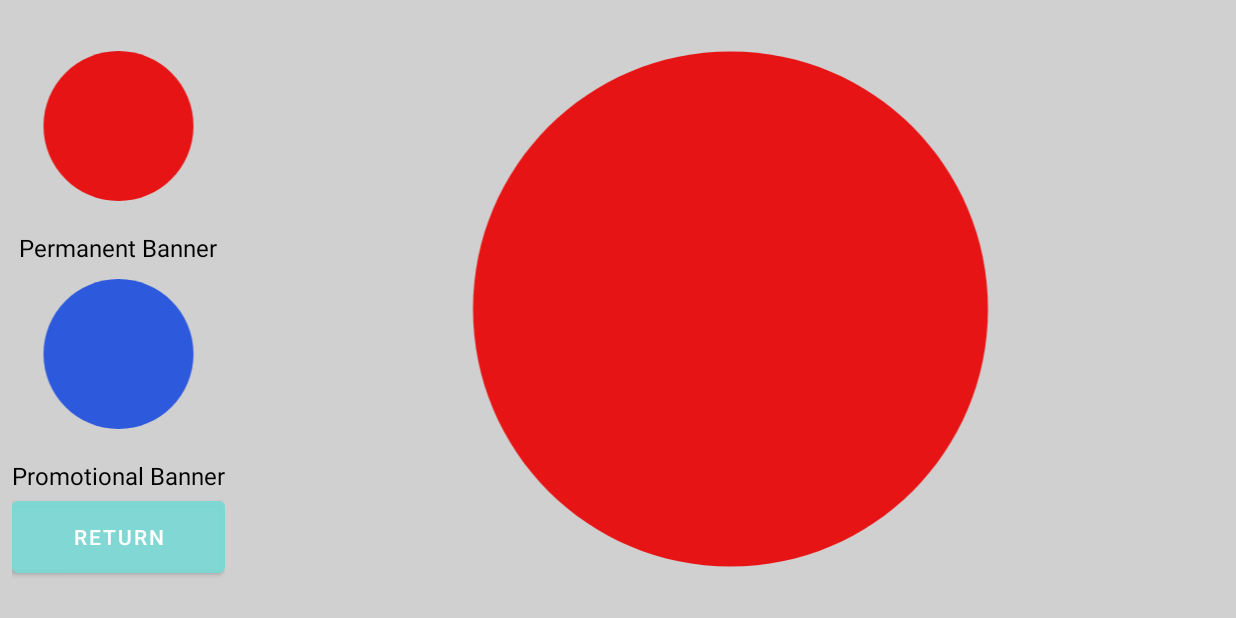
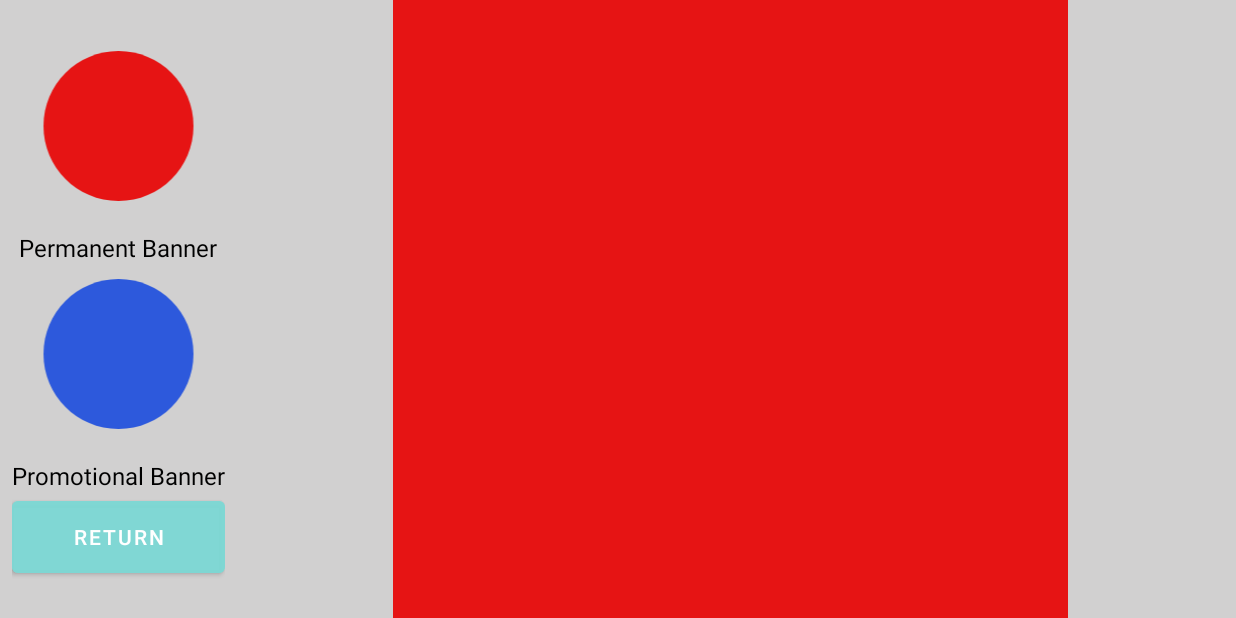
Before and after one commit to UnOso/GachamonstersAndroid, an Android app: the GachaStoreFragment screen opened through its navigation route, after a tap on an icon or button, on a phone screen of 824 x 412 dp (held sideways). Run offline under Robolectric (Android 15) with nearby library versions, the phone set to English and light mode, and no system bars; our stand-ins replace navigation-ui.

Commit message:
Perma Banner Image

```diff
--- a/app/src/main/java/com/polariumx/gachamonsters/features/gachastore/GachaStoreFragment.kt
+++ b/app/src/main/java/com/polariumx/gachamonsters/features/gachastore/GachaStoreFragment.kt
@@ -2,13 +2,12 @@ package com.polariumx.gachamonsters.features.gachastore
 
 import android.graphics.drawable.Drawable
 import android.os.Bundle
-import androidx.fragment.app.Fragment
 import android.view.LayoutInflater
 import android.view.View
 import android.view.ViewGroup
 import androidx.core.content.ContextCompat
+import androidx.fragment.app.Fragment
 import androidx.navigation.fragment.findNavController
-import com.bumptech.glide.Glide
 import com.polariumx.gachamonsters.R
 import com.polariumx.gachamonsters.databinding.FragmentGachaStoreBinding
 
@@ -30,19 +29,19 @@ class GachaStoreFragment : Fragment() {
         setupUI()
     }
 
-    private fun setupUI(){
+    private fun setupUI() {
         binding.fragmentGachamonStoreExitButton.setOnClickListener(View.OnClickListener {
             findNavController().navigateUp()
         })
         binding.fragmentGachamonStorePermaImage.setOnClickListener {
-            changeSrc(ContextCompat.getColor(requireContext(),R.color.red))
+            changeSrc(ContextCompat.getDrawable(requireContext(), R.color.red))
         }
         binding.fragmentGachamonStorePromoImage.setOnClickListener {
-            changeSrc(ContextCompat.getColor(requireContext(),R.color.blue))
+            //changeSrc(ContextCompat.getColor(requireContext(), R.color.blue))
         }
     }
 
-    private fun changeSrc(tintColor : Int){
-        binding.fragmentGachamonStoreChosenBannerImage.setColorFilter(tintColor);
+    private fun changeSrc(drawable: Drawable?) {
+        binding.fragmentGachamonStoreChosenBannerImage.setImageDrawable(drawable);
     }
 }
--- a/app/src/main/res/layout/fragment_gacha_store.xml
+++ b/app/src/main/res/layout/fragment_gacha_store.xml
@@ -9,11 +9,10 @@
         android:id="@+id/fragment_gachamon_store_chosen_banner_image"
         android:layout_width="450dp"
         android:layout_height="match_parent"
-        android:src="@drawable/ic_baseline_circle_24"
+        android:src="@drawable/perma_banner_image"
         app:layout_constraintEnd_toEndOf="parent"
         app:layout_constraintStart_toEndOf="@id/fragment_gachamon_store_banner_layout"
-        app:layout_constraintTop_toTopOf="parent"
-        app:tint="@color/red" />
+        app:layout_constraintTop_toTopOf="parent" />
 
     <LinearLayout
         android:id="@+id/fragment_gachamon_store_banner_layout"
```
Also changed, not shown: app/src/main/res/drawable/perma_banner_image.png (added).
